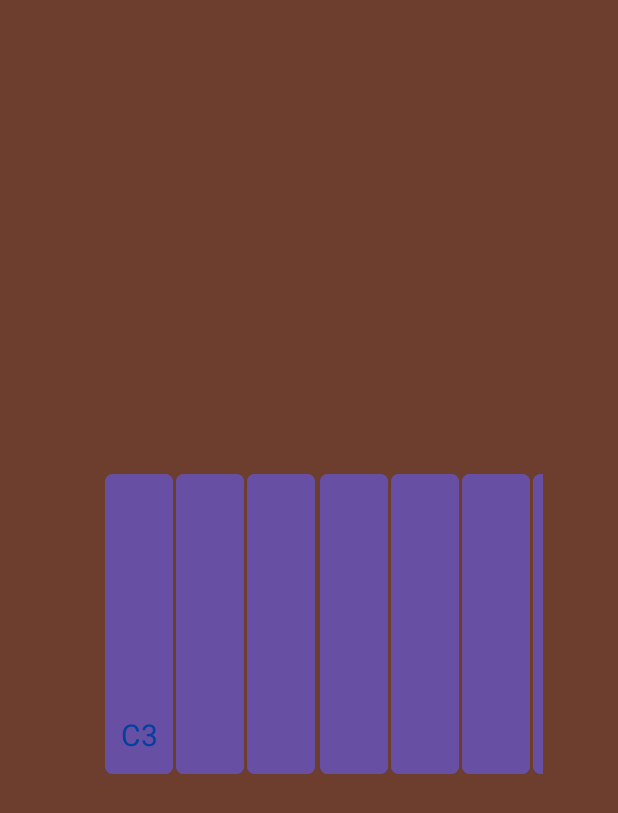
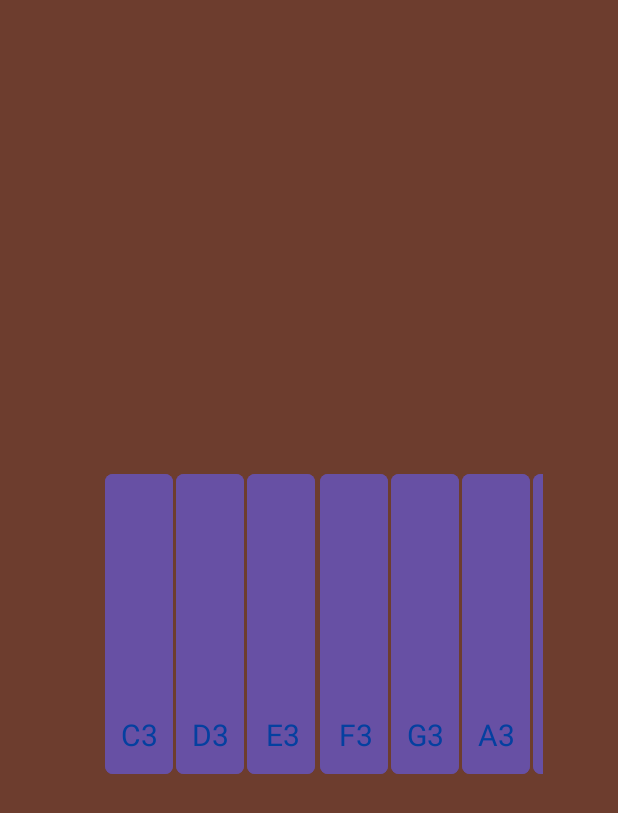
Before and after one commit to Ornella-Gigante/MelodyKeys, an Android app: the layout activity_main.xml on its own in the app's theme, with its tools: preview values and no code run, on a phone screen of 412 x 824 dp. Shown: the top 813 px of the screen. Run offline under Robolectric (Android 15) with nearby library versions, the phone set to English and light mode, and no system bars.

Commit message:
fix: location of the TextView keys in activity_main.xml

```diff
--- a/app/src/main/res/layout/activity_main.xml
+++ b/app/src/main/res/layout/activity_main.xml
@@ -180,6 +180,61 @@
                 android:textIsSelectable="false"
             />
 
+            <TextView
+
+                android:id="@+id/td3"
+                style="@style/style_for_TectView_ketText3"
+                android:text="D3"
+                android:layout_toLeftOf="@id/button3"
+                android:stateListAnimator="@null"
+                android:textIsSelectable="false"
+                />
+            <TextView
+
+                android:id="@+id/tf3"
+                style="@style/style_for_TectView_ketText3"
+                android:text="E3"
+                android:layout_toLeftOf="@id/button4"
+                android:stateListAnimator="@null"
+                android:textIsSelectable="false"
+                />
+            <TextView
+
+                android:id="@+id/tf3"
+                style="@style/style_for_TectView_ketText3"
+                android:text="F3"
+                android:layout_toLeftOf="@id/button5"
+                android:stateListAnimator="@null"
+                android:textIsSelectable="false"
+                />
+            <TextView
+
+                android:id="@+id/tg3"
+                style="@style/style_for_TectView_ketText3"
+                android:text="G3"
+                android:layout_toLeftOf="@id/button6"
+                android:stateListAnimator="@null"
+                android:textIsSelectable="false"
+                />
+            <TextView
+
+                android:id="@+id/ta3"
+                style="@style/style_for_TectView_ketText3"
+                android:text="A3"
+                android:layout_toLeftOf="@id/button7"
+                android:stateListAnimator="@null"
+                android:textIsSelectable="false"
+                />
+            <TextView
+
+                android:id="@+id/tb3"
+                style="@style/style_for_TectView_ketText3"
+                android:text="B3"
+                android:layout_toLeftOf="@id/button8"
+                android:stateListAnimator="@null"
+                android:textIsSelectable="false"
+                />
+
 
 
 
```
